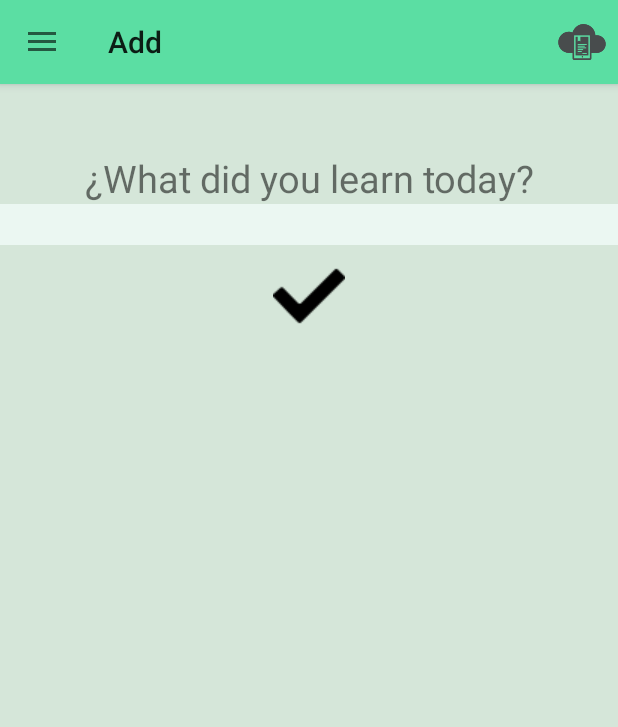
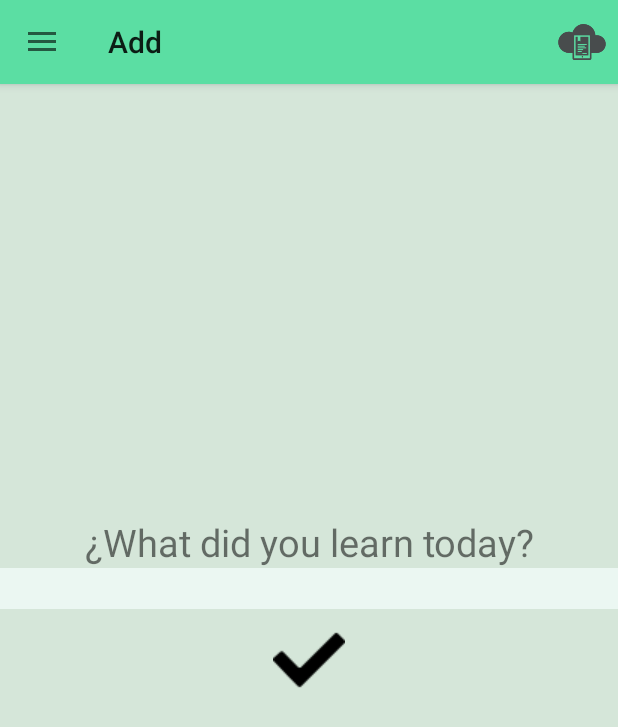
Before and after one commit to juanortiz10/Eduquer, an Android app: the screen it shows after launch (MainActivity), after a tap on "Add", on a phone screen of 412 x 824 dp. Shown: the top 727 px of the screen. Run offline under Robolectric (Android 15) with nearby library versions, the phone set to English and light mode, and no system bars; 2 other taps on this screen came first.

```diff
--- a/app/src/main/java/adapter/SearchAdapter.java
+++ b/app/src/main/java/adapter/SearchAdapter.java
@@ -54,11 +54,6 @@ public class SearchAdapter extends BaseAdapter {
 			TextView tvLink = (TextView)rowLayout.findViewById(R.id.tvLink);
 			tvLink.setText(item.getLink());
 
-			TextView tvSnippet = (TextView)rowLayout.findViewById(R.id.tvSnippet);
-			tvSnippet.setText(item.getSnippet());
-
-			ImageView imgLink=(ImageView)rowLayout.findViewById(R.id.image);
-			imgLink.setImageResource(Integer.parseInt(item.getFlag()));
 			convertView = rowLayout;
 		}
 
--- a/app/src/main/java/adapter/WordsAdapter.java
+++ b/app/src/main/java/adapter/WordsAdapter.java
@@ -44,8 +44,8 @@ public class WordsAdapter extends ArrayAdapter {
 
         if(progress==0){image2.setImageResource(R.drawable.bar0);}
         else if(progress>0 && progress<3){ image2.setImageResource(R.drawable.bar1);}
-        else if(progress>3 && progress<7){ image2.setImageResource(R.drawable.bar2);}
-        else if(progress>7 && progress<11){ image2.setImageResource(R.drawable.bar3);}
+        else if(progress>=3 && progress<7){ image2.setImageResource(R.drawable.bar2);}
+        else if(progress>=7){ image2.setImageResource(R.drawable.bar3);}
         return convertView;
     }
 }
--- a/app/src/main/java/request/ResultDeserializer.java
+++ b/app/src/main/java/request/ResultDeserializer.java
@@ -30,7 +30,6 @@ public class ResultDeserializer{
 			item.setDisplayLink(jsonItem.getString("displayLink"));
 			item.setSnippet(jsonItem.getString("snippet"));
 			item.setHtmlSnippet(jsonItem.getString("htmlSnippet"));
-			item.setFlag(jsonItem.getString("flag"));
 			items.add(item);
 
 		}
--- a/app/src/main/res/layout/add.xml
+++ b/app/src/main/res/layout/add.xml
@@ -1,5 +1,5 @@
 <?xml version="1.0" encoding="utf-8"?>
-<LinearLayout xmlns:android="http://schemas.android.com/apk/res/android"
+<RelativeLayout xmlns:android="http://schemas.android.com/apk/res/android"
     android:orientation="vertical" android:layout_width="match_parent"
     android:layout_height="match_parent"
     android:background="@color/back"
@@ -12,26 +12,31 @@
         android:text="@string/whatlearn"
         android:gravity="center_horizontal"
         android:textSize="25sp"
-        android:layout_marginTop="45sp"/>
+        android:layout_marginTop="45sp"
+        android:layout_above="@+id/etWords" />
 
     <RelativeLayout
         android:layout_gravity="center_horizontal"
         android:layout_width="match_parent"
-        android:layout_height="wrap_content">
+        android:layout_height="wrap_content"></RelativeLayout>
+
+    <ImageButton
+        style="?android:attr/borderlessButtonStyle"
+        android:src="@drawable/ok"
+        android:id="@+id/btnSend"
+        android:layout_width="wrap_content"
+        android:layout_height="wrap_content"
+        android:layout_centerVertical="true"
+        android:layout_centerHorizontal="true" />
+
     <EditText
         android:id="@+id/etWords"
         android:layout_width="fill_parent"
         android:layout_height="wrap_content"
         android:textSize="20sp"
         android:inputType="text"
-            android:background="@color/txtBack" />
-        <ImageButton
-            style="?android:attr/borderlessButtonStyle"
-            android:layout_centerHorizontal="true"
-            android:src="@drawable/ok"
-            android:id="@+id/btnSend"
-            android:layout_width="wrap_content"
-            android:layout_height="wrap_content"
-            android:layout_below="@+id/etWords"/>
+        android:background="@color/txtBack"
+        android:layout_above="@+id/btnSend"
+        android:layout_alignParentLeft="true"
+        android:layout_alignParentStart="true" />
 </RelativeLayout>
-</LinearLayout>
--- a/app/src/main/res/values/strings.xml
+++ b/app/src/main/res/values/strings.xml
@@ -26,6 +26,7 @@
     <string name="empty">Empty List, you can itype them in the Add tab</string>
     <string name="demo">TextView</string>
     <string name="nothing">nothing</string>
+    <string name="test">TextView</string>
 
     <string-array name="tags">
         <item>Home</item>
```
Also changed, not shown: app/src/main/AndroidManifest.xml (+9 -1 lines), app/src/main/java/com/example/juan/eduquer/Webview.java (added, +23 -0 lines), app/src/main/java/fragments/Look.java (+7 -3 lines), app/src/main/java/models/Items.java (+0 -8 lines), app/src/main/res/layout/tutorialinfo.xml (+4 -14 lines), app/src/main/res/layout/webview.xml (added, +10 -0 lines), app/src/main/res/drawable/browser.png (added). Lines whose indentation alone changed are shown as unchanged.
